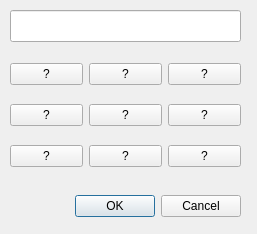
bitcoin-core/HWI, file hwilib/ui/sendpindialog.ui: the form before one commit.
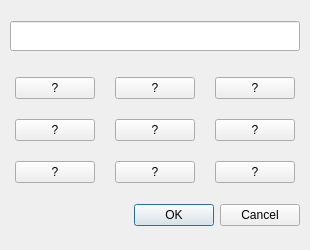
The form after the commit.

Patch:
```diff
--- a/hwilib/ui/sendpindialog.ui
+++ b/hwilib/ui/sendpindialog.ui
@@ -6,80 +6,65 @@
    <rect>
     <x>0</x>
     <y>0</y>
-    <width>257</width>
-    <height>234</height>
+    <width>250</width>
+    <height>250</height>
    </rect>
   </property>
   <property name="windowTitle">
    <string>Dialog</string>
   </property>
-  <widget class="QDialogButtonBox" name="buttonBox">
-   <property name="geometry">
-    <rect>
-     <x>60</x>
-     <y>190</y>
-     <width>181</width>
-     <height>32</height>
-    </rect>
+  <layout class="QVBoxLayout" name="verticalLayout">
+   <property name="spacing">
+    <number>10</number>
    </property>
-   <property name="orientation">
-    <enum>Qt::Horizontal</enum>
+   <property name="leftMargin">
+    <number>10</number>
    </property>
-   <property name="standardButtons">
-    <set>QDialogButtonBox::Cancel|QDialogButtonBox::Ok</set>
+   <property name="topMargin">
+    <number>10</number>
    </property>
-  </widget>
+   <property name="rightMargin">
+    <number>10</number>
+   </property>
+   <property name="bottomMargin">
+    <number>10</number>
+   </property>
+   <item>
   <widget class="QLineEdit" name="pin_lineedit">
-   <property name="geometry">
-    <rect>
-     <x>10</x>
-     <y>10</y>
-     <width>231</width>
-     <height>32</height>
-    </rect>
+     <property name="sizePolicy">
+      <sizepolicy hsizetype="Expanding" vsizetype="Fixed">
+       <horstretch>0</horstretch>
+       <verstretch>30</verstretch>
+      </sizepolicy>
+     </property>
+     <property name="minimumSize">
+      <size>
+       <width>0</width>
+       <height>30</height>
+      </size>
    </property>
    <property name="readOnly">
     <bool>false</bool>
    </property>
   </widget>
-  <widget class="QWidget" name="gridLayoutWidget">
-   <property name="geometry">
-    <rect>
-     <x>10</x>
-     <y>50</y>
-     <width>231</width>
-     <height>131</height>
-    </rect>
-   </property>
+   </item>
+   <item>
    <layout class="QGridLayout" name="gridLayout">
-    <item row="2" column="1">
-     <widget class="QPushButton" name="p2_button">
-      <property name="text">
-       <string>?</string>
-      </property>
-     </widget>
-    </item>
-    <item row="1" column="0">
-     <widget class="QPushButton" name="p4_button">
-      <property name="text">
-       <string>?</string>
-      </property>
-     </widget>
-    </item>
-    <item row="2" column="0">
-     <widget class="QPushButton" name="p1_button">
-      <property name="text">
-       <string>?</string>
-      </property>
-     </widget>
-    </item>
-    <item row="0" column="1">
-     <widget class="QPushButton" name="p8_button">
-      <property name="text">
-       <string>?</string>
-      </property>
-     </widget>
-    </item>
+     <property name="leftMargin">
+      <number>5</number>
+     </property>
+     <property name="topMargin">
+      <number>5</number>
+     </property>
+     <property name="rightMargin">
+      <number>5</number>
+     </property>
+     <property name="bottomMargin">
+      <number>0</number>
+     </property>
+     <property name="spacing">
+      <number>20</number>
+     </property>
     <item row="0" column="0">
      <widget class="QPushButton" name="p7_button">
       <property name="text">
@@ -87,8 +72,15 @@
       </property>
      </widget>
     </item>
-    <item row="1" column="1">
-     <widget class="QPushButton" name="p5_button">
+     <item row="2" column="0">
+      <widget class="QPushButton" name="p1_button">
+       <property name="text">
+        <string>?</string>
+       </property>
+      </widget>
+     </item>
+     <item row="1" column="0">
+      <widget class="QPushButton" name="p4_button">
       <property name="text">
        <string>?</string>
       </property>
@@ -101,13 +93,6 @@
       </property>
      </widget>
     </item>
-    <item row="1" column="2">
-     <widget class="QPushButton" name="p6_button">
-      <property name="text">
-       <string>?</string>
-      </property>
-     </widget>
-    </item>
     <item row="2" column="2">
      <widget class="QPushButton" name="p3_button">
       <property name="text">
@@ -115,8 +100,47 @@
       </property>
      </widget>
     </item>
-   </layout>
-  </widget>
+     <item row="1" column="2">
+      <widget class="QPushButton" name="p6_button">
+       <property name="text">
+        <string>?</string>
+       </property>
+      </widget>
+     </item>
+     <item row="2" column="1">
+      <widget class="QPushButton" name="p2_button">
+       <property name="text">
+        <string>?</string>
+       </property>
+      </widget>
+     </item>
+     <item row="1" column="1">
+      <widget class="QPushButton" name="p5_button">
+       <property name="text">
+        <string>?</string>
+       </property>
+      </widget>
+     </item>
+     <item row="0" column="1">
+      <widget class="QPushButton" name="p8_button">
+       <property name="text">
+        <string>?</string>
+       </property>
+      </widget>
+     </item>
+    </layout>
+   </item>
+   <item>
+    <widget class="QDialogButtonBox" name="buttonBox">
+     <property name="orientation">
+      <enum>Qt::Horizontal</enum>
+     </property>
+     <property name="standardButtons">
+      <set>QDialogButtonBox::Cancel|QDialogButtonBox::Ok</set>
+     </property>
+    </widget>
+   </item>
+  </layout>
  </widget>
  <resources/>
  <connections>
```
Lines whose indentation alone changed are shown as unchanged.
